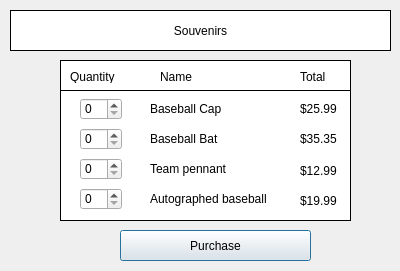
First picture: the form in purchasesouv.ui, repository scottoberman/findingnemo, before the edit.
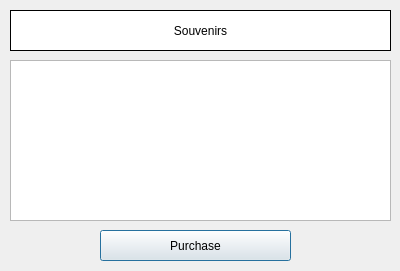
Second picture: the form after the edit.

Patch:
```diff
--- a/purchasesouv.ui
+++ b/purchasesouv.ui
@@ -36,231 +36,10 @@
     <set>Qt::AlignCenter</set>
    </property>
   </widget>
-  <widget class="QFrame" name="frame">
-   <property name="geometry">
-    <rect>
-     <x>60</x>
-     <y>90</y>
-     <width>291</width>
-     <height>131</height>
-    </rect>
-   </property>
-   <property name="styleSheet">
-    <string notr="true">#frame
-{background:#fff;
-border: 1px solid #000;
-}</string>
-   </property>
-   <property name="frameShape">
-    <enum>QFrame::StyledPanel</enum>
-   </property>
-   <property name="frameShadow">
-    <enum>QFrame::Raised</enum>
-   </property>
-   <widget class="QSpinBox" name="spinBox">
-    <property name="geometry">
-     <rect>
-      <x>20</x>
-      <y>8</y>
-      <width>42</width>
-      <height>22</height>
-     </rect>
-    </property>
-   </widget>
-   <widget class="QSpinBox" name="spinBox_2">
-    <property name="geometry">
-     <rect>
-      <x>20</x>
-      <y>38</y>
-      <width>42</width>
-      <height>22</height>
-     </rect>
-    </property>
-   </widget>
-   <widget class="QSpinBox" name="spinBox_3">
-    <property name="geometry">
-     <rect>
-      <x>20</x>
-      <y>68</y>
-      <width>42</width>
-      <height>22</height>
-     </rect>
-    </property>
-   </widget>
-   <widget class="QSpinBox" name="spinBox_4">
-    <property name="geometry">
-     <rect>
-      <x>20</x>
-      <y>98</y>
-      <width>42</width>
-      <height>22</height>
-     </rect>
-    </property>
-   </widget>
-   <widget class="QLabel" name="label_2">
-    <property name="geometry">
-     <rect>
-      <x>90</x>
-      <y>8</y>
-      <width>151</width>
-      <height>21</height>
-     </rect>
-    </property>
-    <property name="text">
-     <string>Baseball Cap</string>
-    </property>
-   </widget>
-   <widget class="QLabel" name="label_3">
-    <property name="geometry">
-     <rect>
-      <x>90</x>
-      <y>38</y>
-      <width>151</width>
-      <height>21</height>
-     </rect>
-    </property>
-    <property name="text">
-     <string>Baseball Bat</string>
-    </property>
-   </widget>
-   <widget class="QLabel" name="label_4">
-    <property name="geometry">
-     <rect>
-      <x>90</x>
-      <y>68</y>
-      <width>151</width>
-      <height>21</height>
-     </rect>
-    </property>
-    <property name="text">
-     <string>Team pennant</string>
-    </property>
-   </widget>
-   <widget class="QLabel" name="label_5">
-    <property name="geometry">
-     <rect>
-      <x>90</x>
-      <y>98</y>
-      <width>151</width>
-      <height>21</height>
-     </rect>
-    </property>
-    <property name="text">
-     <string>Autographed baseball</string>
-    </property>
-   </widget>
-   <widget class="QLabel" name="label_6">
-    <property name="geometry">
-     <rect>
-      <x>240</x>
-      <y>8</y>
-      <width>47</width>
-      <height>21</height>
-     </rect>
-    </property>
-    <property name="text">
-     <string>$25.99</string>
-    </property>
-   </widget>
-   <widget class="QLabel" name="label_7">
-    <property name="geometry">
-     <rect>
-      <x>240</x>
-      <y>38</y>
-      <width>47</width>
-      <height>21</height>
-     </rect>
-    </property>
-    <property name="text">
-     <string>$35.35</string>
-    </property>
-   </widget>
-   <widget class="QLabel" name="label_8">
-    <property name="geometry">
-     <rect>
-      <x>240</x>
-      <y>71</y>
-      <width>47</width>
-      <height>20</height>
-     </rect>
-    </property>
-    <property name="text">
-     <string>$12.99</string>
-    </property>
-   </widget>
-   <widget class="QLabel" name="label_9">
-    <property name="geometry">
-     <rect>
-      <x>240</x>
-      <y>100</y>
-      <width>47</width>
-      <height>21</height>
-     </rect>
-    </property>
-    <property name="text">
-     <string>$19.99</string>
-    </property>
-   </widget>
-  </widget>
-  <widget class="QLabel" name="label_10">
-   <property name="geometry">
-    <rect>
-     <x>70</x>
-     <y>70</y>
-     <width>47</width>
-     <height>13</height>
-    </rect>
-   </property>
-   <property name="text">
-    <string>Quantity</string>
-   </property>
-  </widget>
-  <widget class="QLabel" name="label_11">
-   <property name="geometry">
-    <rect>
-     <x>160</x>
-     <y>70</y>
-     <width>47</width>
-     <height>13</height>
-    </rect>
-   </property>
-   <property name="text">
-    <string>Name</string>
-   </property>
-  </widget>
-  <widget class="QLabel" name="label_12">
-   <property name="geometry">
-    <rect>
-     <x>300</x>
-     <y>70</y>
-     <width>47</width>
-     <height>13</height>
-    </rect>
-   </property>
-   <property name="text">
-    <string>Total</string>
-   </property>
-  </widget>
-  <widget class="QFrame" name="frame_2">
-   <property name="geometry">
-    <rect>
-     <x>60</x>
-     <y>60</y>
-     <width>291</width>
-     <height>31</height>
-    </rect>
-   </property>
-   <property name="frameShape">
-    <enum>QFrame::StyledPanel</enum>
-   </property>
-   <property name="frameShadow">
-    <enum>QFrame::Raised</enum>
-   </property>
-  </widget>
   <widget class="QPushButton" name="pushButton">
    <property name="geometry">
     <rect>
-     <x>120</x>
+     <x>100</x>
      <y>230</y>
      <width>191</width>
      <height>31</height>
@@ -270,13 +49,16 @@
     <string>Purchase</string>
    </property>
   </widget>
-  <zorder>frame_2</zorder>
-  <zorder>label</zorder>
-  <zorder>frame</zorder>
-  <zorder>label_10</zorder>
-  <zorder>label_11</zorder>
-  <zorder>label_12</zorder>
-  <zorder>pushButton</zorder>
+  <widget class="QTableWidget" name="tableWidget">
+   <property name="geometry">
+    <rect>
+     <x>10</x>
+     <y>60</y>
+     <width>381</width>
+     <height>161</height>
+    </rect>
+   </property>
+  </widget>
  </widget>
  <resources/>
  <connections/>
```
